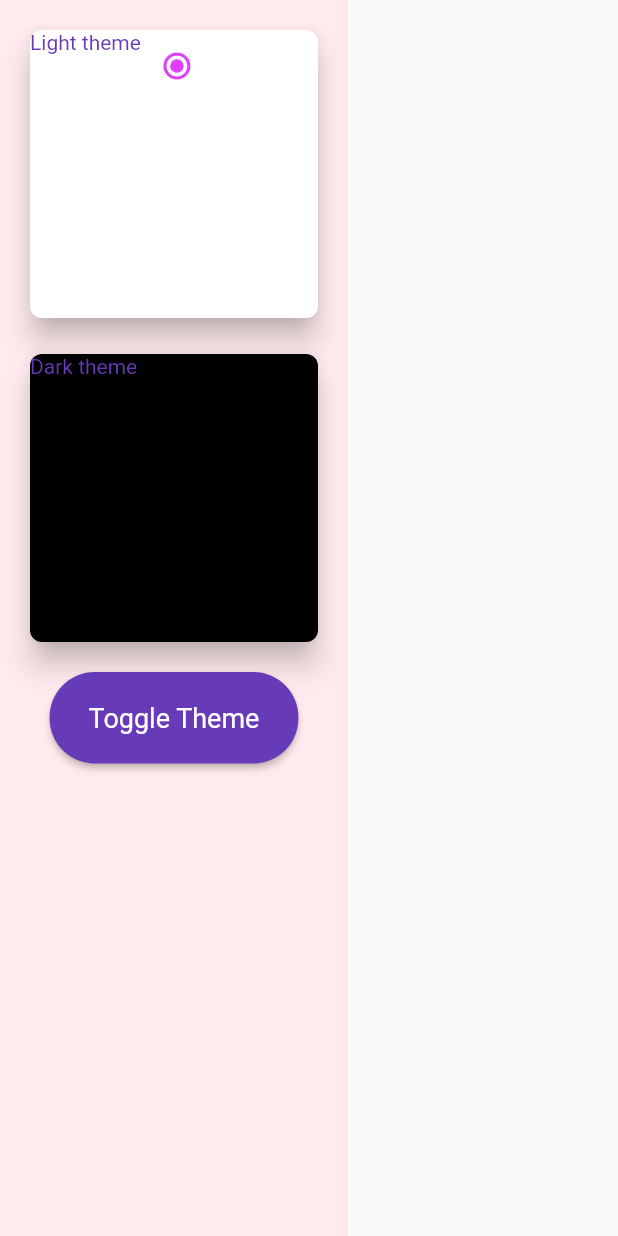
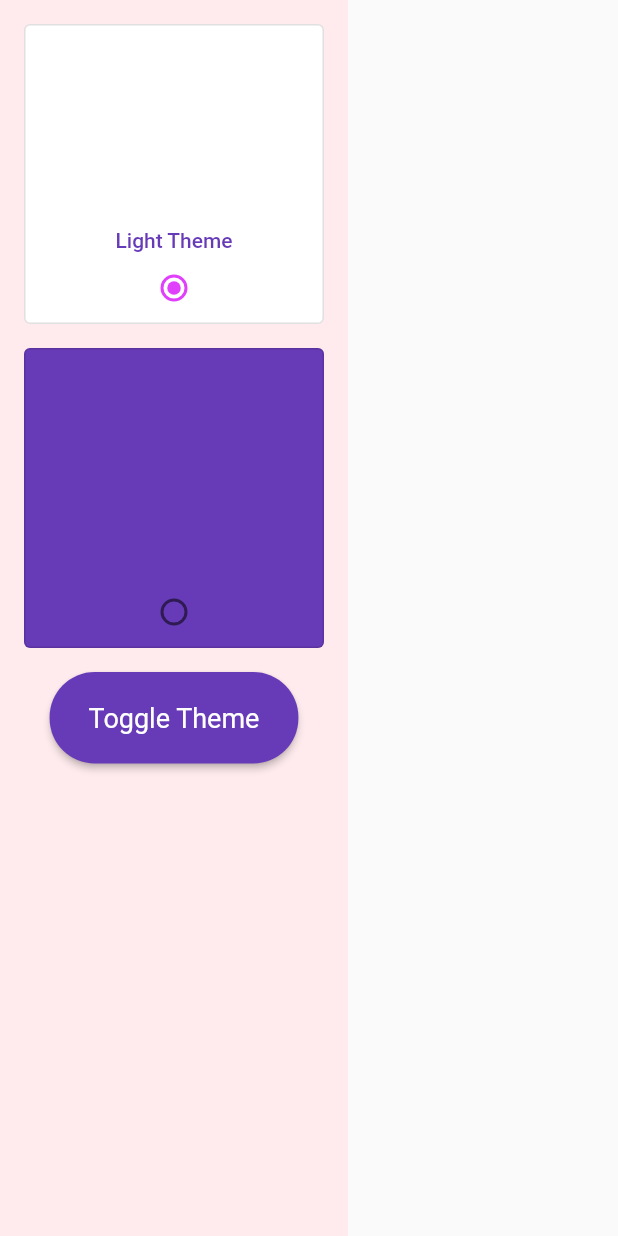
Before and after one commit to PabloBuisson/flutter_responsive_themes, a Flutter app: the ThemeScreen widget shown alone on an empty page, opened directly, on a phone screen of 412 x 824 dp. Run offline on Flutter 3.47's test engine with Material 2 defaults, Android fonts, the phone set to English and light mode, and no system bars; network calls fail.

Commit message:
feat(theme_screen): add custom radio buttons for switching themes

```diff
--- a/lib/screens/theme_screen.dart
+++ b/lib/screens/theme_screen.dart
@@ -20,56 +20,16 @@ class ThemeScreen extends StatelessWidget {
                     spacing: 16.0,
                     runSpacing: 16.0,
                     children: [
-                      ConstrainedBox(
-                        constraints: const BoxConstraints(
-                            maxWidth: 200.0), // add the desired size
-                        child: AspectRatio(
-                          aspectRatio: 1, // make a square
-                          child: Card(
-                            elevation: 8.0,
-                            color: Colors.white,
-                            shape: const RoundedRectangleBorder(
-                                borderRadius:
-                                    BorderRadius.all(Radius.circular(8.0))),
-                            child: Wrap(
-                              children: [
-                                const Text("Light theme"),
-                                Radio(
-                                  value: ThemeMode.light,
-                                  groupValue: selectedMode,
-                                  onChanged: (value) {
-                                    modeNotifier.value = value as ThemeMode;
-                                  },
-                                )
-                              ],
-                            ),
-                          ),
-                        ),
+                      CustomRadioButton(
+                        label: "Light Theme",
+                        value: ThemeMode.light,
+                        backgroundColor:
+                            Theme.of(context).colorScheme.onPrimary,
                       ),
-                      ConstrainedBox(
-                        constraints: const BoxConstraints(maxWidth: 200.0),
-                        child: AspectRatio(
-                          aspectRatio: 1,
-                          child: Card(
-                            elevation: 8.0,
-                            color: Colors.black,
-                            shape: const RoundedRectangleBorder(
-                                borderRadius:
-                                    BorderRadius.all(Radius.circular(8.0))),
-                            child: Wrap(
-                              children: [
-                                const Text("Dark theme"),
-                                Radio(
-                                  value: ThemeMode.dark,
-                                  groupValue: selectedMode,
-                                  onChanged: (value) {
-                                    modeNotifier.value = value as ThemeMode;
-                                  },
-                                )
-                              ],
-                            ),
-                          ),
-                        ),
+                      CustomRadioButton(
+                        label: "Dark Theme",
+                        value: ThemeMode.dark,
+                        backgroundColor: Theme.of(context).colorScheme.primary,
                       ),
                     ],
                   ),
@@ -90,3 +50,50 @@ class ThemeScreen extends StatelessWidget {
         });
   }
 }
+
+class CustomRadioButton extends StatelessWidget {
+  final String label;
+  final ThemeMode value;
+  final Color? backgroundColor;
+  const CustomRadioButton(
+      {Key? key,
+      required this.label,
+      required this.value,
+      this.backgroundColor})
+      : super(key: key);
+
+  @override
+  Widget build(BuildContext context) {
+    return ValueListenableBuilder<ThemeMode>(
+      valueListenable: modeNotifier,
+      builder: (_, selectedMode, __) {
+        return ConstrainedBox(
+          constraints: const BoxConstraints(maxWidth: 200.0),
+          child: AspectRatio(
+            aspectRatio: 1, // make a square
+            child: OutlinedButton(
+              onPressed: () {
+                modeNotifier.value = value;
+              },
+              style: OutlinedButton.styleFrom(
+                  backgroundColor: backgroundColor ?? Colors.white),
+              child: Column(
+                mainAxisAlignment: MainAxisAlignment.end,
+                children: [
+                  Text(label),
+                  Radio(
+                    value: value,
+                    groupValue: selectedMode,
+                    onChanged: (value) {
+                      modeNotifier.value = value as ThemeMode;
+                    },
+                  )
+                ],
+              ),
+            ),
+          ),
+        );
+      },
+    );
+  }
+}
```
